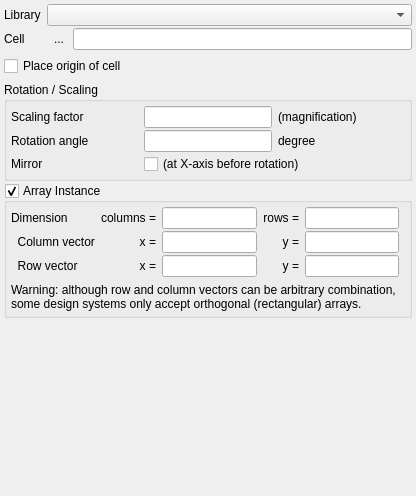
Above: src/edt/edt/EditorOptionsInst.ui from KLayout/klayout before the change. Below: the same form after it.
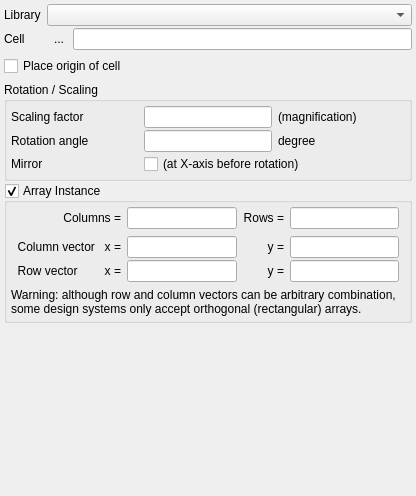
That is the form after the change. Icons and pictures are not drawn. Custom widgets are drawn as their Qt base class.

What changed in the file:
```diff
--- a/src/edt/edt/EditorOptionsInst.ui
+++ b/src/edt/edt/EditorOptionsInst.ui
@@ -52,7 +52,7 @@
         <x>0</x>
         <y>0</y>
         <width>402</width>
-        <height>506</height>
+        <height>513</height>
        </rect>
       </property>
       <layout class="QGridLayout" name="gridLayout_2">
@@ -359,28 +359,8 @@
           <property name="verticalSpacing">
            <number>2</number>
           </property>
-          <item row="1" column="3">
-           <widget class="QLabel" name="label_15">
-            <property name="text">
-             <string>y =</string>
-            </property>
-            <property name="alignment">
-             <set>Qt::AlignRight|Qt::AlignTrailing|Qt::AlignVCenter</set>
-            </property>
-           </widget>
-          </item>
-          <item row="2" column="1">
-           <widget class="QLabel" name="label_11">
-            <property name="text">
-             <string>x =</string>
-            </property>
-            <property name="alignment">
-             <set>Qt::AlignRight|Qt::AlignTrailing|Qt::AlignVCenter</set>
-            </property>
-           </widget>
-          </item>
           <item row="2" column="2">
-           <widget class="QLineEdit" name="row_x_le">
+           <widget class="QLineEdit" name="column_x_le">
             <property name="sizePolicy">
              <sizepolicy hsizetype="Preferred" vsizetype="Fixed">
               <horstretch>1</horstretch>
@@ -390,7 +370,7 @@
            </widget>
           </item>
           <item row="2" column="3">
-           <widget class="QLabel" name="label_10">
+           <widget class="QLabel" name="label_15">
             <property name="text">
              <string>y =</string>
             </property>
@@ -399,21 +379,23 @@
             </property>
            </widget>
           </item>
-          <item row="2" column="0">
-           <widget class="QLabel" name="label_9">
-            <property name="text">
-             <string>  Row vector</string>
+          <item row="0" column="4">
+           <widget class="QLineEdit" name="rows_le">
+            <property name="sizePolicy">
+             <sizepolicy hsizetype="Preferred" vsizetype="Fixed">
+              <horstretch>1</horstretch>
+              <verstretch>0</verstretch>
+             </sizepolicy>
             </property>
-           </widget>
-          </item>
-          <item row="1" column="0">
-           <widget class="QLabel" name="label_16">
-            <property name="text">
-             <string>  Column vector</string>
+            <property name="minimumSize">
+             <size>
+              <width>0</width>
+              <height>0</height>
+             </size>
             </property>
            </widget>
           </item>
-          <item row="1" column="1">
+          <item row="2" column="1">
            <widget class="QLabel" name="label_14">
             <property name="text">
              <string>x =</string>
@@ -423,17 +405,7 @@
             </property>
            </widget>
           </item>
-          <item row="0" column="2">
-           <widget class="QLineEdit" name="columns_le">
-            <property name="sizePolicy">
-             <sizepolicy hsizetype="Preferred" vsizetype="Fixed">
-              <horstretch>1</horstretch>
-              <verstretch>0</verstretch>
-             </sizepolicy>
-            </property>
-           </widget>
-          </item>
-          <item row="5" column="0" colspan="6">
+          <item row="6" column="0" colspan="6">
            <widget class="QLabel" name="label_12">
             <property name="text">
              <string>Warning: although row and column vectors can be arbitrary combination, some design systems only accept orthogonal (rectangular) arrays.</string>
@@ -443,7 +415,54 @@
             </property>
            </widget>
           </item>
-          <item row="4" column="0">
+          <item row="0" column="2">
+           <widget class="QLineEdit" name="columns_le">
+            <property name="sizePolicy">
+             <sizepolicy hsizetype="Preferred" vsizetype="Fixed">
+              <horstretch>1</horstretch>
+              <verstretch>0</verstretch>
+             </sizepolicy>
+            </property>
+           </widget>
+          </item>
+          <item row="3" column="2">
+           <widget class="QLineEdit" name="row_x_le">
+            <property name="sizePolicy">
+             <sizepolicy hsizetype="Preferred" vsizetype="Fixed">
+              <horstretch>1</horstretch>
+              <verstretch>0</verstretch>
+             </sizepolicy>
+            </property>
+           </widget>
+          </item>
+          <item row="3" column="0">
+           <widget class="QLabel" name="label_9">
+            <property name="text">
+             <string>  Row vector</string>
+            </property>
+           </widget>
+          </item>
+          <item row="0" column="3">
+           <widget class="QLabel" name="label_6">
+            <property name="text">
+             <string>Rows =</string>
+            </property>
+            <property name="alignment">
+             <set>Qt::AlignRight|Qt::AlignTrailing|Qt::AlignVCenter</set>
+            </property>
+           </widget>
+          </item>
+          <item row="3" column="4">
+           <widget class="QLineEdit" name="row_y_le">
+            <property name="sizePolicy">
+             <sizepolicy hsizetype="Preferred" vsizetype="Fixed">
+              <horstretch>1</horstretch>
+              <verstretch>0</verstretch>
+             </sizepolicy>
+            </property>
+           </widget>
+          </item>
+          <item row="5" column="0">
            <spacer name="verticalSpacer_2">
             <property name="orientation">
              <enum>Qt::Vertical</enum>
@@ -459,71 +478,45 @@
             </property>
            </spacer>
           </item>
-          <item row="1" column="2">
-           <widget class="QLineEdit" name="column_x_le">
-            <property name="sizePolicy">
-             <sizepolicy hsizetype="Preferred" vsizetype="Fixed">
-              <horstretch>1</horstretch>
-              <verstretch>0</verstretch>
-             </sizepolicy>
-            </property>
-           </widget>
-          </item>
-          <item row="0" column="0">
-           <widget class="QLabel" name="label_4">
+          <item row="2" column="0">
+           <widget class="QLabel" name="label_16">
             <property name="text">
-             <string>Dimension</string>
+             <string>  Column vector</string>
             </property>
            </widget>
           </item>
-          <item row="0" column="1">
+          <item row="0" column="0" colspan="2">
            <widget class="QLabel" name="label_8">
             <property name="text">
-             <string>columns =</string>
+             <string>Columns =</string>
             </property>
             <property name="alignment">
              <set>Qt::AlignRight|Qt::AlignTrailing|Qt::AlignVCenter</set>
             </property>
            </widget>
           </item>
-          <item row="0" column="3">
-           <widget class="QLabel" name="label_6">
+          <item row="3" column="3">
+           <widget class="QLabel" name="label_10">
             <property name="text">
-             <string>rows =</string>
+             <string>y =</string>
             </property>
             <property name="alignment">
              <set>Qt::AlignRight|Qt::AlignTrailing|Qt::AlignVCenter</set>
             </property>
            </widget>
           </item>
-          <item row="0" column="4">
-           <widget class="QLineEdit" name="rows_le">
-            <property name="sizePolicy">
-             <sizepolicy hsizetype="Preferred" vsizetype="Fixed">
-              <horstretch>1</horstretch>
-              <verstretch>0</verstretch>
-             </sizepolicy>
+          <item row="3" column="1">
+           <widget class="QLabel" name="label_11">
+            <property name="text">
+             <string>x =</string>
             </property>
-            <property name="minimumSize">
-             <size>
-              <width>0</width>
-              <height>0</height>
-             </size>
-            </property>
-           </widget>
-          </item>
-          <item row="1" column="4">
-           <widget class="QLineEdit" name="column_y_le">
-            <property name="sizePolicy">
-             <sizepolicy hsizetype="Preferred" vsizetype="Fixed">
-              <horstretch>1</horstretch>
-              <verstretch>0</verstretch>
-             </sizepolicy>
+            <property name="alignment">
+             <set>Qt::AlignRight|Qt::AlignTrailing|Qt::AlignVCenter</set>
             </property>
            </widget>
           </item>
           <item row="2" column="4">
-           <widget class="QLineEdit" name="row_y_le">
+           <widget class="QLineEdit" name="column_y_le">
             <property name="sizePolicy">
              <sizepolicy hsizetype="Preferred" vsizetype="Fixed">
               <horstretch>1</horstretch>
@@ -532,6 +525,22 @@
             </property>
            </widget>
           </item>
+          <item row="1" column="1">
+           <spacer name="verticalSpacer_3">
+            <property name="orientation">
+             <enum>Qt::Vertical</enum>
+            </property>
+            <property name="sizeType">
+             <enum>QSizePolicy::Fixed</enum>
+            </property>
+            <property name="sizeHint" stdset="0">
+             <size>
+              <width>20</width>
+              <height>5</height>
+             </size>
+            </property>
+           </spacer>
+          </item>
          </layout>
         </widget>
        </item>
```
